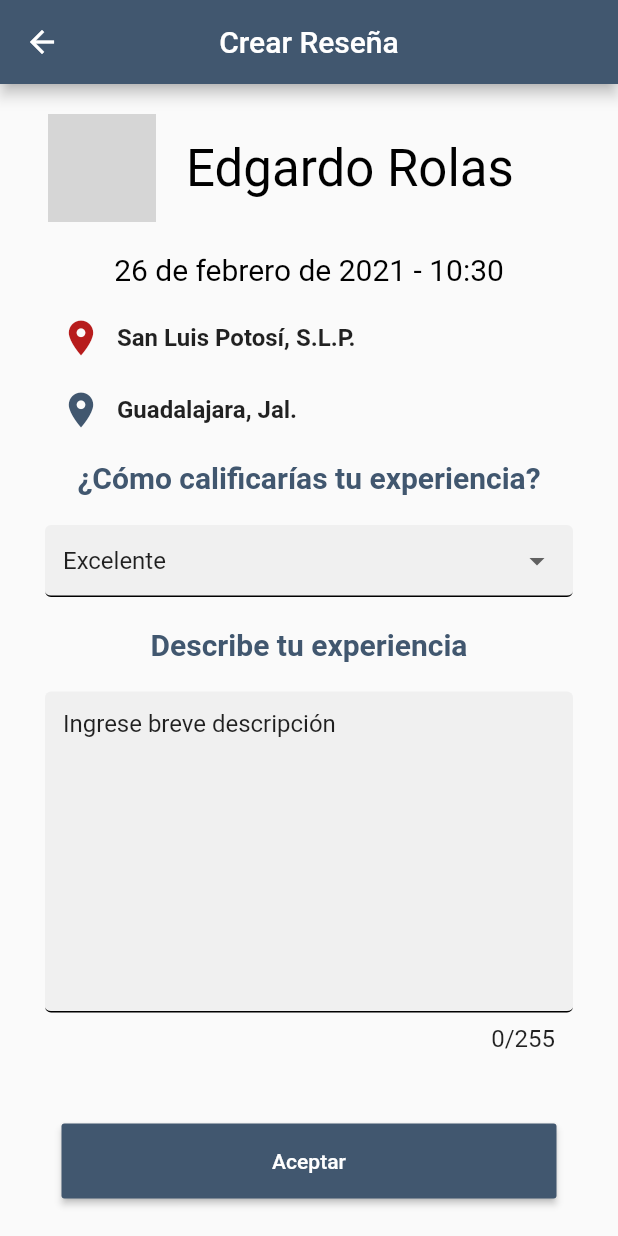
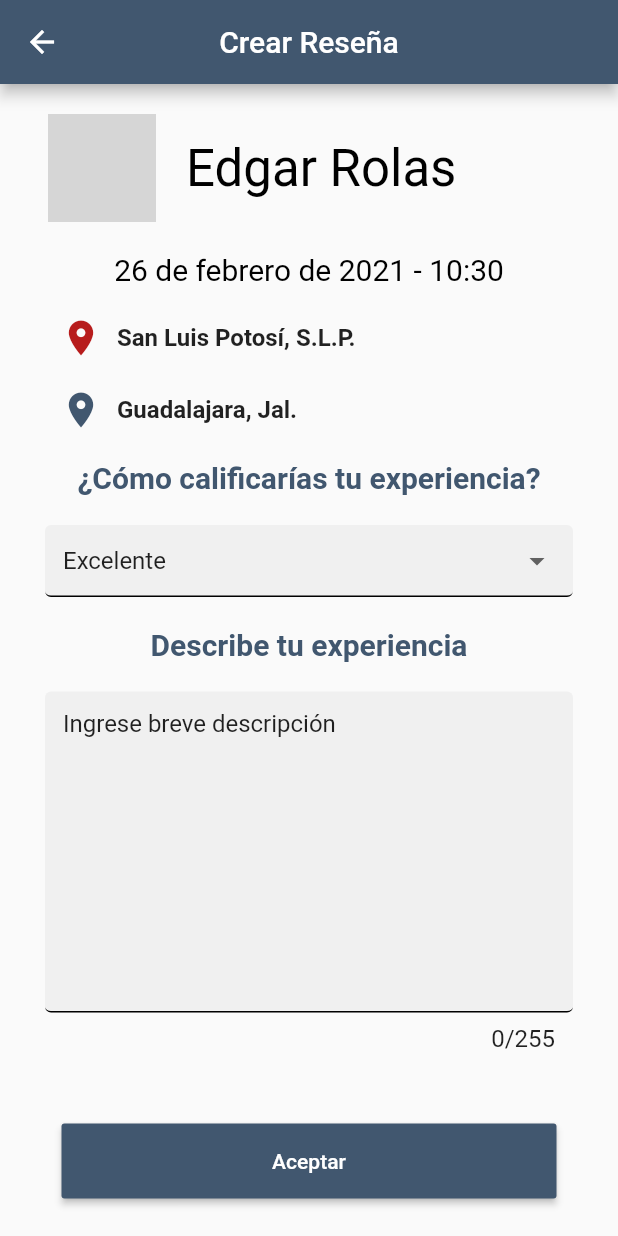
Before and after one commit to mauduran/Pool_Rides, a Flutter app: the CreateReviewPage screen opened by its route, on a phone screen of 412 x 824 dp. Run offline on Flutter 3.47's test engine with Material 2 defaults, Android fonts, the phone set to English and light mode, and no system bars; our stand-ins replace flutter_svg; network calls fail; grey boxes are pictures that could not be loaded.

Commit message:
Minor changes and nit fixes

```diff
--- a/lib/chat-detail/ChatDetailPage.dart
+++ b/lib/chat-detail/ChatDetailPage.dart
@@ -41,7 +41,7 @@ class _ChatDetailPageState extends State<ChatDetailPage> {
 
   var origin = "Guadalajara";
   var destination = "San Luis Potosi";
-  var conversationName = "El Rolas";
+  var conversationName = "Edgar Rolas";
 
   final ScrollController _scrollController = ScrollController();
   final _messageInput = TextEditingController();
--- a/lib/create-review/CreateReviewPage.dart
+++ b/lib/create-review/CreateReviewPage.dart
@@ -48,7 +48,7 @@ class _CreateReviewPageState extends State<CreateReviewPage> {
                   width: 20,
                 ),
                 Text(
-                  "Edgardo Rolas",
+                  "Edgar Rolas",
                   style: Theme.of(context).textTheme.headline4,
                 ),
               ],
--- a/lib/main.dart
+++ b/lib/main.dart
@@ -20,10 +20,10 @@ class MyApp extends StatelessWidget {
       title: 'Pool Rides',
       theme: myTheme,
       debugShowCheckedModeBanner: false,
-      initialRoute: '/make-review',
+      initialRoute: '/home',
       routes: {
         '/': (context) => Principal(),
-        '/HomePage': (context) => HomePage(title: 'Pool Rides'),
+        '/home': (context) => HomePage(title: 'Pool Rides'),
         '/PrincipalSignIn': (context) => PrincipalSignIn(),
         '/SignUp': (context) => SignUp(),
         '/SignUp2': (context) => SignUp2(),
--- a/lib/reviews/ReviewsPage.dart
+++ b/lib/reviews/ReviewsPage.dart
@@ -75,7 +75,7 @@ class _ReviewsPageState extends State<ReviewsPage> {
                     crossAxisAlignment: CrossAxisAlignment.start,
                     children: [
                       Text(
-                        "Edgardo Rolas",
+                        "Edgar Rolas",
                         style: Theme.of(context).textTheme.headline5,
                       ),
                       Row(
```
